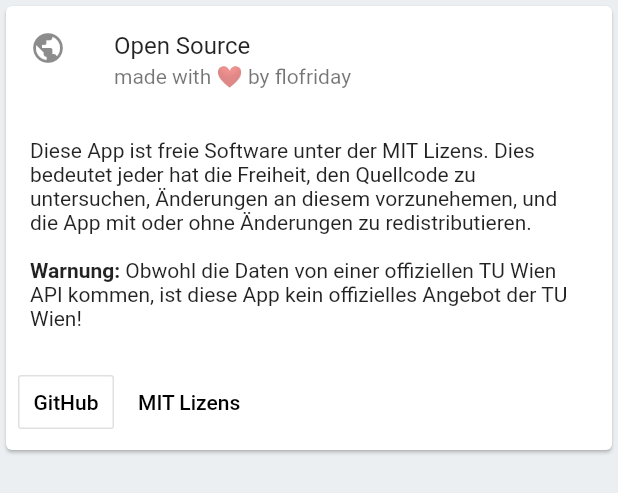
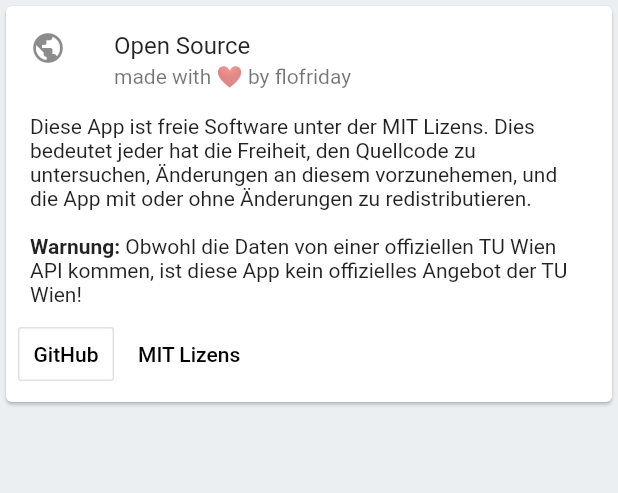
Before and after one commit to flofriday/TU_Wien_Addressbook, a Flutter app: the OpenSourceCard widget shown alone on an empty page, opened directly, on a phone screen of 412 x 824 dp. Shown: the top 493 px of the screen. Run offline on Flutter 3.47's test engine with Material 2 defaults, Android fonts, the phone set to English and light mode, and no system bars; our stand-ins replace shared_preferences; missing offline and left inert: uri; accounts and stored records are empty; generated files the repository leaves out were written again.

Commit message:
Fix error with TISS button

```diff
--- a/lib/main.dart
+++ b/lib/main.dart
@@ -97,7 +97,7 @@ class _MainPageState extends State<MainPage> {
               } catch (e) {
                 print(e);
                 return Center(
-                    child: Text('Start searching a person you know...'));
+                    child: Text('Suche eine Person die du kennst...'));
               }
             });
       }),
--- a/lib/models/person.dart
+++ b/lib/models/person.dart
@@ -70,7 +70,7 @@ class Person {
   }
 
   String getTissUrl() {
-    if (this.pictureUri != null) {
+    if (this.tissUri != null) {
       return "https://tiss.tuwien.ac.at" + this.tissUri;
     }
 
--- a/lib/widgets/opensource_card.dart
+++ b/lib/widgets/opensource_card.dart
@@ -14,7 +14,7 @@ class OpenSourceCard extends StatelessWidget {
             subtitle: Text("made with ❤️ by flofriday"),
           ),
           Padding(
-            padding: EdgeInsets.all(16),
+            padding: EdgeInsets.symmetric(horizontal: 16),
             child: RichText(
               textAlign: TextAlign.start,
               text: TextSpan(
```
Also changed, not shown: 1 other file.
